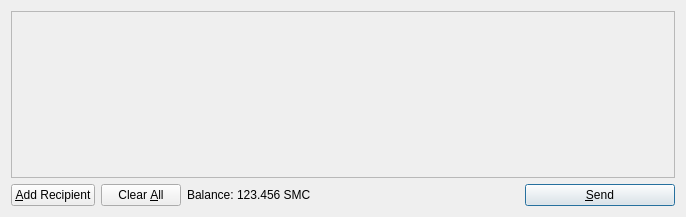
The window that src/qt/forms/sendcoinsdialog.ui (Credit-Currency/kryptonite) describes before a commit, drawn with Qt 5.
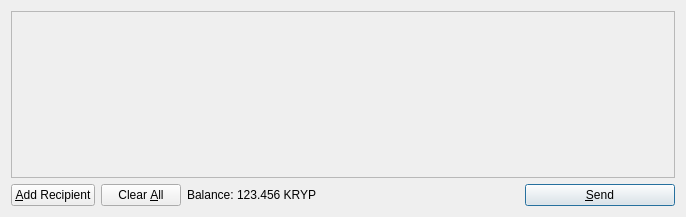
The same window after the commit. Icons and pictures are not drawn.

Diff of the .ui file:
```diff
--- a/src/qt/forms/sendcoinsdialog.ui
+++ b/src/qt/forms/sendcoinsdialog.ui
@@ -119,7 +119,7 @@
           <cursorShape>IBeamCursor</cursorShape>
          </property>
          <property name="text">
-          <string>123.456 SMC</string>
+          <string>123.456 KRYP</string>
          </property>
          <property name="textInteractionFlags">
           <set>Qt::LinksAccessibleByMouse|Qt::TextSelectableByKeyboard|Qt::TextSelectableByMouse</set>
```
